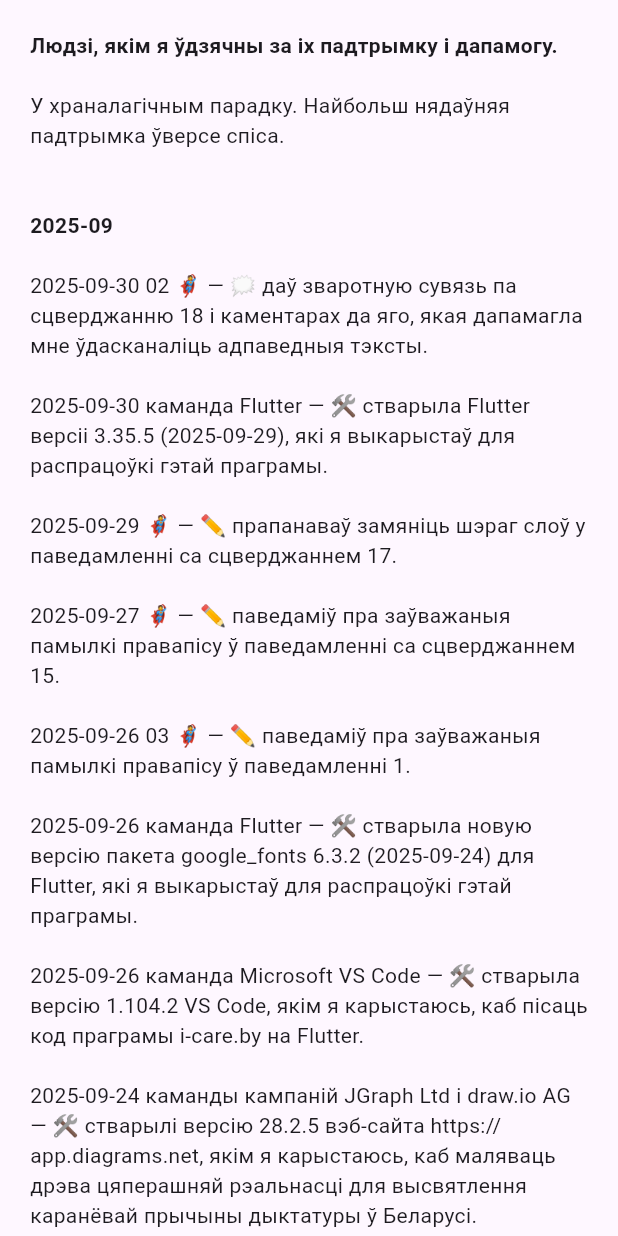
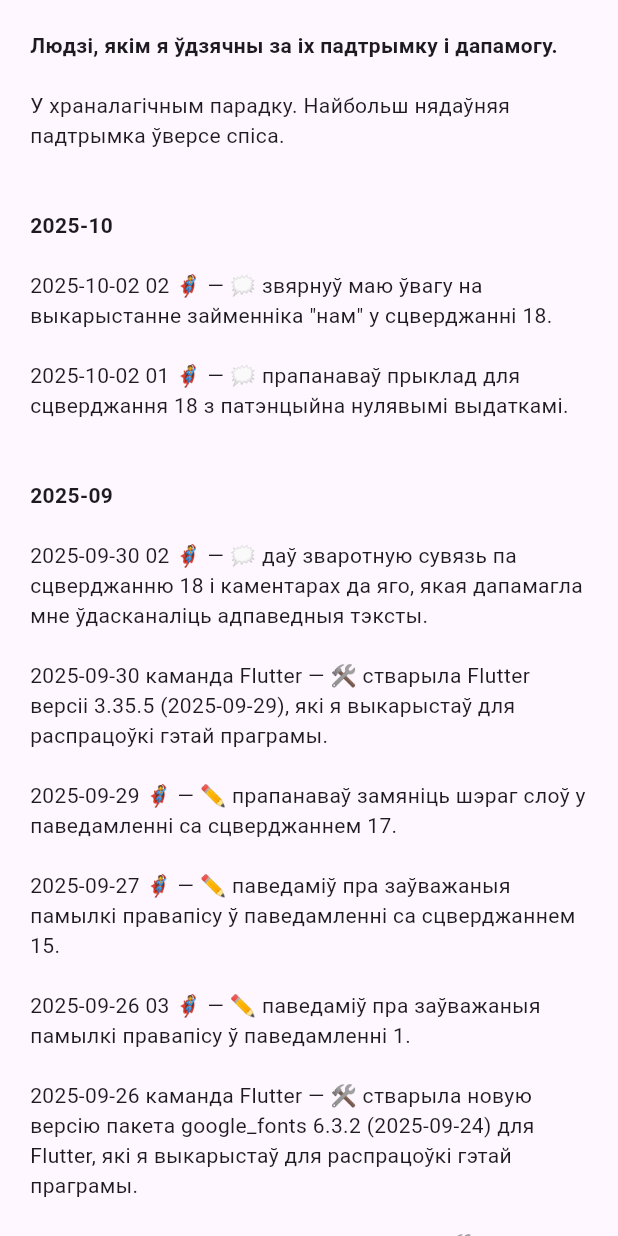
Before and after one commit to mshurkaeu-public/i-care.by, a Flutter app: the MyGratitude widget shown alone on an empty page, opened directly, on a phone screen of 412 x 824 dp. Run offline on Flutter 3.47's test engine with Material 3 defaults, Android fonts, the phone set to English and light mode, and no system bars; our stand-ins replace carousel_slider, expandable_text, google_fonts, package_info_plus, photo_view, web; missing offline and left inert: multi_split_view; generated files the repository leaves out were written again.

Commit message:
Amend statement 18 and comments to that
to exclude a potential interference of a "miracle coincidence" and
to replace "we" with "person A".

And record my gratitude to the people who provided their feedback
on the previous version of the statement 18.

```diff
--- a/i-care.by-app/lib/l10n/app_be.arb
+++ b/i-care.by-app/lib/l10n/app_be.arb
@@ -1825,6 +1825,18 @@
   "@aboutMyGratitude_2025_09_title": {
     "description": "Title for 2025-09 list/text on the \"my gratitude\" tab on the \"About\" page."
   },
+  "aboutMyGratitude_2025_10_02_01": "\n2025-10-02 01 🦸 — 🗯️ прапанаваў прыклад для сцверджання 18 з патэнцыйна нулявымі выдаткамі.\n",
+  "@aboutMyGratitude_2025_10_02_01": {
+    "description": "Text for 2025-10-02 01 🦸 on the \"my gratitude\" tab on the \"About\" page."
+  },
+  "aboutMyGratitude_2025_10_02_02": "\n2025-10-02 02 🦸 — 🗯️ звярнуў маю ўвагу на выкарыстанне займенніка \"нам\" у сцверджанні 18.\n",
+  "@aboutMyGratitude_2025_10_02_02": {
+    "description": "Text for 2025-10-02 02 🦸 on the \"my gratitude\" tab on the \"About\" page."
+  },
+  "aboutMyGratitude_2025_10_title": "\n\n2025-10\n",
+  "@aboutMyGratitude_2025_10_title": {
+    "description": "Title for 2025-10 list/text on the \"my gratitude\" tab on the \"About\" page."
+  },
   "aboutShort": "\u200B$app_title\n$app_version\n\nНабор інструментаў, якія, я спадзяюся, дапамогуць людзям клапаціцца аб тым, што важна для іх, больш свядома, больш прыемна і больш эфектыўна.\n\nАўтар праграмы — я, Мікалай Шуркаеў. Але мне дапамагалі іншыя людзі 👫. Я вельмі ўдзячны ім за дапамогу 🙏 і жадаю, каб яны ведалі аб гэтым. Калі ласка, {preferredPronoun, select, Vy{зазірніце} other{зазірні}} ў закладку \"$my_gratitude_link\".\n\nІнфармацыя аб тым, як можна падтрымаць праект, знаходзіцца на закладцы \"$support_the_project_link\" 🤝.\n\nКалі {preferredPronoun, select, Vy{Вам} other{табе}} цікава, $the_why_link 🤨 я стварыў гэтую праграму і $how_it_works_link 🤔, то {preferredPronoun, select, Vy{глядзіце} other{глядзі}} адпаведныя закладкі. Яшчэ больш дэталяў {preferredPronoun, select, Vy{Вы можаце} other{ты можаш}} даведацца на закладцы \"$history_of_creation_link\" 📜.\n\nЛіцэнзіі кампанентаў, выкарыстаных ў праграме, тут — \"$components_licenses_link\" 🧾.\n\nЗыходны код праграмы ў рэпазітары на GitHub — $GitHub_repository_link.\n\n\n$feedback_request",
   "@aboutShort": {
     "description": "Text to show on the \"short\" tab on the \"About\" page.",
--- a/i-care.by-app/lib/my_gratitude.dart
+++ b/i-care.by-app/lib/my_gratitude.dart
@@ -22,6 +22,18 @@ class MyGratitude extends StatelessWidget {
           TextSpan(
             text: l10n.aboutMyGratitudeIntroductory,
             children: [
+              // 2025-10
+              TextSpan(
+                text: l10n.aboutMyGratitude_2025_10_title,
+                style: titleStyle,
+              ),
+              TextSpan(
+                text: l10n.aboutMyGratitude_2025_10_02_02,
+              ),
+              TextSpan(
+                text: l10n.aboutMyGratitude_2025_10_02_01,
+              ),
+
               // 2025-09
               TextSpan(
                 text: l10n.aboutMyGratitude_2025_09_title,
```
Also changed, not shown: 1 other file.
